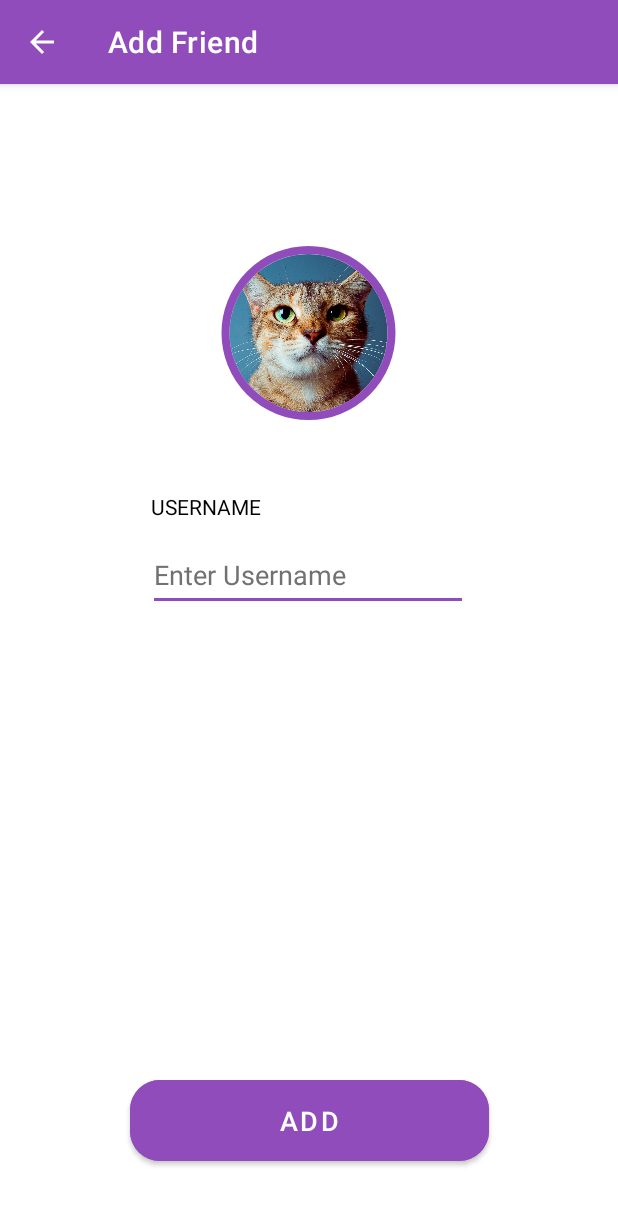
After one commit to 11arns/YouOweMeProject, an Android app: the AddFriendActivity screen opened directly, with no data from a screen before it, on a phone screen of 412 x 824 dp. The commit adds this screen. Shown: the top 1205 px of the screen. Run offline under Robolectric (Android 15) with nearby library versions, the phone set to English and light mode, and no system bars; our stand-ins replace CircleImageView.

Commit message:
Update Add_New_Friend_Page and Successful and Failed Page

```diff
--- /dev/null
+++ b/app/src/main/java/com/example/YouOweMeProject/FriendsList/AddFriendActivity.java
@@ -0,0 +1,32 @@
+package com.example.YouOweMeProject.FriendsList;
+
+import androidx.appcompat.app.AppCompatActivity;
+
+import android.os.Bundle;
+import com.example.YouOweMeProject.R;
+import android.view.View;
+import android.widget.Button;
+
+public class AddFriendActivity extends AppCompatActivity {
+
+    @Override
+    protected void onCreate(Bundle savedInstanceState) {
+        super.onCreate(savedInstanceState);
+        setContentView(R.layout.friendslist_addfriend);
+        getSupportActionBar().setTitle("Add Friend");
+        getSupportActionBar().setDisplayHomeAsUpEnabled(true);
+        getSupportActionBar().setHomeAsUpIndicator(R.drawable.nav_back);
+
+        Button addfriendbtn = findViewById(R.id.btnsavenewfriend);
+        addfriendbtn.setOnClickListener(new View.OnClickListener() {
+            @Override
+            public void onClick(View view) {
+                //if username is correct(exist in the database), navigate to successfull activity page
+                //if username is incorrect(not exist in the database, navigate to failed activity page
+
+
+            }
+        });
+
+    }
+}
--- a/app/src/main/java/com/example/YouOweMeProject/FriendsList/FriendActivity.java
+++ b/app/src/main/java/com/example/YouOweMeProject/FriendsList/FriendActivity.java
@@ -10,7 +10,7 @@ import android.widget.TextView;
 import androidx.annotation.Nullable;
 import androidx.appcompat.app.AppCompatActivity;
 
-import com.example.YouOweMeProject.FriendsList.Friend.SettleUp.Confirmation;
+
 import com.example.YouOweMeProject.FriendsList.Friend.SettleUpActivity;
 import com.example.YouOweMeProject.R;
 
@@ -38,7 +38,7 @@ public class FriendActivity extends AppCompatActivity {
 
 
 
-        getSupportActionBar().setTitle("Your Friend Details");
+        getSupportActionBar().setTitle("Friend Details");
         getSupportActionBar().setDisplayHomeAsUpEnabled(true);
         getSupportActionBar().setHomeAsUpIndicator(R.drawable.nav_back);
 
--- /dev/null
+++ b/app/src/main/res/layout/friendslist_addfriend.xml
@@ -0,0 +1,69 @@
+<?xml version="1.0" encoding="utf-8"?>
+<androidx.constraintlayout.widget.ConstraintLayout xmlns:android="http://schemas.android.com/apk/res/android"
+    xmlns:app="http://schemas.android.com/apk/res-auto"
+    xmlns:tools="http://schemas.android.com/tools"
+    android:layout_width="match_parent"
+    android:layout_height="match_parent"
+    tools:context=".FriendsList.AddFriendActivity">
+
+    <de.hdodenhof.circleimageview.CircleImageView
+        android:id="@+id/IVnewfriend"
+        android:layout_width="118dp"
+        android:layout_height="116dp"
+        android:layout_marginTop="108dp"
+        android:src="@drawable/aida"
+        app:civ_border_color="@color/purple"
+        app:civ_border_overlay="true"
+        app:civ_border_width="5dp"
+        app:layout_constraintEnd_toEndOf="parent"
+        app:layout_constraintHorizontal_bias="0.498"
+        app:layout_constraintStart_toStartOf="parent"
+        app:layout_constraintTop_toTopOf="parent" />
+
+    <TextView
+        android:id="@+id/hint"
+        android:layout_width="wrap_content"
+        android:layout_height="wrap_content"
+        android:layout_marginTop="48dp"
+        android:layout_marginBottom="13dp"
+        android:hint="Enter Friend's Username"
+        android:text="USERNAME"
+        android:textColor="@color/black"
+        android:textColorHint="@color/lightgrey"
+        app:layout_constraintBottom_toTopOf="@+id/newname"
+        app:layout_constraintEnd_toEndOf="parent"
+        app:layout_constraintHorizontal_bias="0.386"
+        app:layout_constraintStart_toStartOf="parent"
+        app:layout_constraintTop_toBottomOf="@+id/IVnewfriend" />
+
+    <EditText
+        android:id="@+id/newname"
+        android:layout_width="wrap_content"
+        android:layout_height="wrap_content"
+        android:layout_marginTop="12dp"
+        android:ems="10"
+        android:hint="Enter Username"
+        android:inputType="textPersonName"
+        android:minHeight="48dp"
+        android:textColorHint="@color/lightgrey"
+        app:layout_constraintEnd_toEndOf="parent"
+        app:layout_constraintHorizontal_bias="0.497"
+        app:layout_constraintStart_toStartOf="parent"
+        app:layout_constraintTop_toBottomOf="@+id/hint" />
+
+    <Button
+        android:id="@+id/btnsavenewfriend"
+        android:layout_width="239dp"
+        android:layout_height="66dp"
+        android:layout_marginBottom="44dp"
+        android:backgroundTint="@color/purple"
+        android:gravity="center"
+        android:text="ADD"
+        android:textColor="@color/white"
+        android:textSize="18sp"
+        app:cornerRadius="20dp"
+        app:layout_constraintBottom_toBottomOf="parent"
+        app:layout_constraintEnd_toEndOf="parent"
+        app:layout_constraintStart_toStartOf="parent" />
+
+</androidx.constraintlayout.widget.ConstraintLayout>
```
Also changed, not shown: app/src/main/AndroidManifest.xml (+14 -12 lines), app/src/main/java/com/example/YouOweMeProject/FriendsList/AddFriend/Failed.java (added, +40 -0 lines), app/src/main/java/com/example/YouOweMeProject/FriendsList/AddFriend/Successful.java (added, +30 -0 lines), app/src/main/java/com/example/YouOweMeProject/FriendsListActivity.java (+12 -1 lines), app/src/main/res/layout/friendslist.xml (+25 -6 lines), app/src/main/res/layout/friendslist_addfriend_failed.xml (added, +98 -0 lines), app/src/main/res/layout/friendslist_addfriend_successful.xml (added, +81 -0 lines), app/src/main/res/layout/friendslist_friend.xml (+34 -36 lines).
